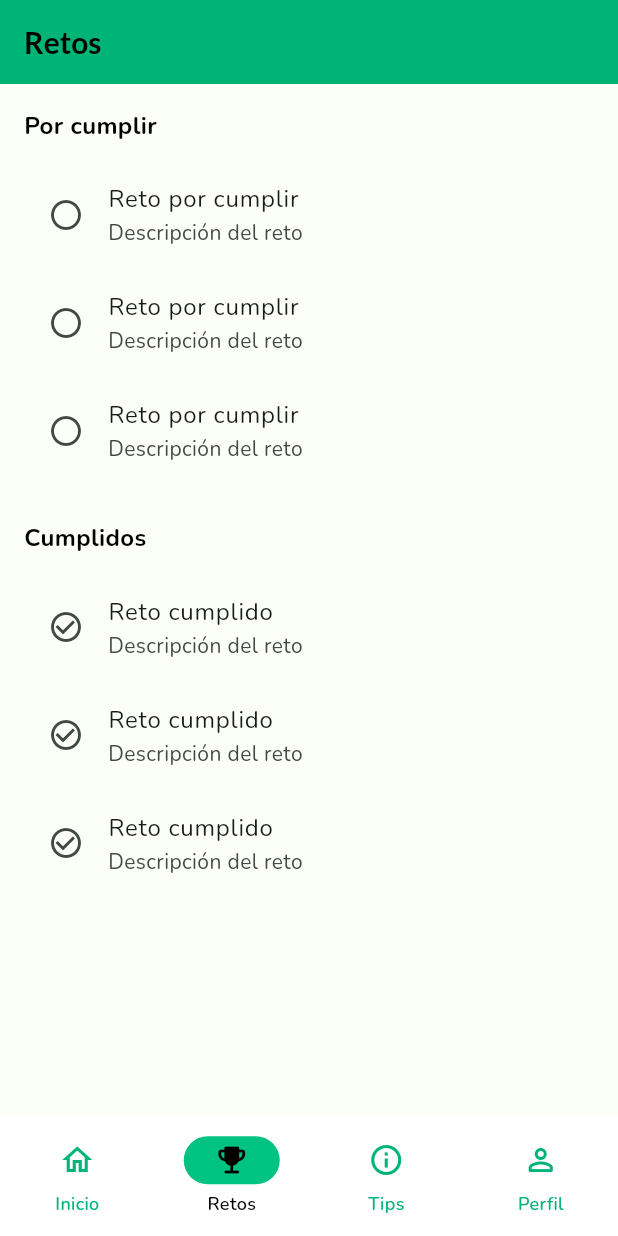
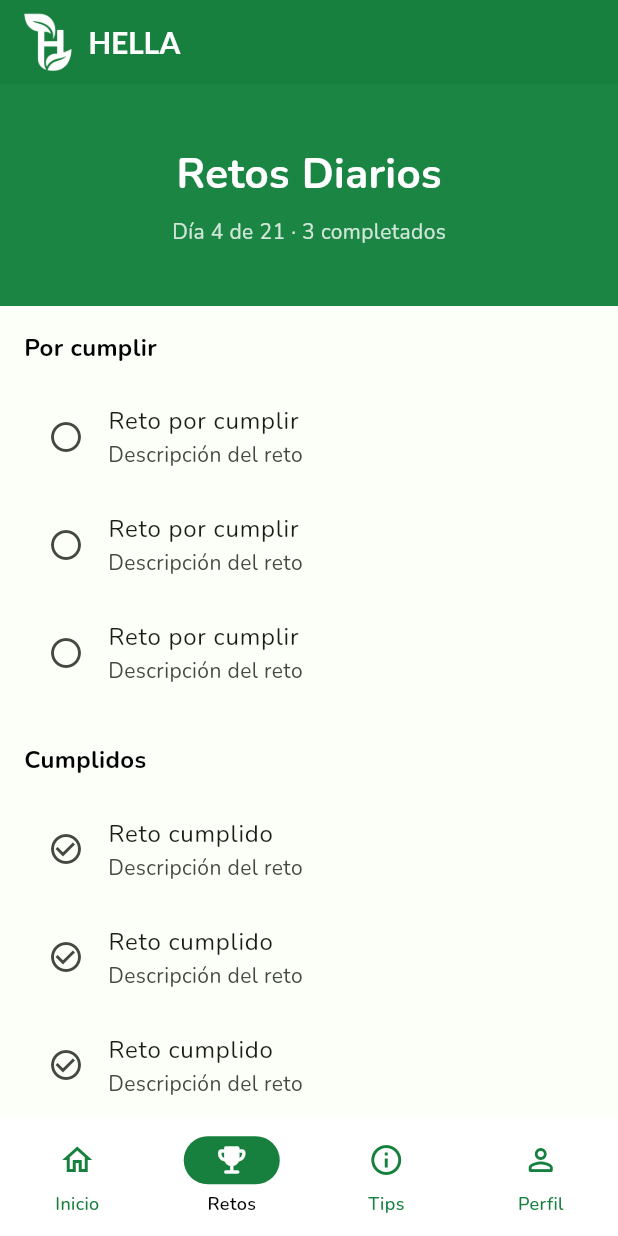
Before and after one commit to RoverwuWa1/hella-prueba, a Flutter app: the screen it shows once a user with an empty profile is signed in, item 2 of the bottom bar chosen, on a phone screen of 412 x 824 dp. Run offline on Flutter 3.47's test engine with Material 3 defaults, Android fonts, the phone set to English and light mode, and no system bars; our stand-ins replace cloud_firestore, firebase_auth, firebase_core, google_fonts, google_sign_in; accounts and stored records are empty; network calls fail.

Commit message:
Arreglo colores y retos

```diff
--- a/lib/core/teams/app_themes.dart
+++ b/lib/core/teams/app_themes.dart
@@ -13,13 +13,31 @@ import 'package:google_fonts/google_fonts.dart';
 //  color: AppColors.background
 // =================================================================
 class AppColors {
-  static const Color primary        = Color(0xFF00B477); //  Color principal
-  static const Color primaryLight   = Color(0xFF00C381); //  Variante clara del principal
-  static const Color background     = Color.fromARGB(255, 252, 255, 248); //  Fondo de pantallas
-  static const Color surface        = Color(0xFFFFFFFF); //  Fondo de cards
-  static const Color textPrimary    = Color(0xFF000000); //  Texto principal
-  static const Color textSecondary  = Color(0xFF000000); //  Texto secundario
-  static const Color error          = Color(0xFFE53935); //  NO TOCAR — errores
+  static const Color primary = Color.fromARGB(
+    255,
+    34,
+    197,
+    93,
+  ); //  Color principal
+  static const Color primaryLight = Color.fromARGB(
+    255,
+    23,
+    128,
+    62,
+  ); //  Variante clara del principal
+  static const Color background = Color.fromARGB(
+    255,
+    252,
+    255,
+    248,
+  ); //  Fondo de pantallas
+  static const Color surface = Color(0xFFFFFFFF); //  Fondo de cards
+  static const Color textPrimary = Color(0xFF000000); //  Texto principal
+  static const Color textBar = Color(
+    0xFFFEFDFD,
+  ); //  Texto en la barra e iconos barra inferior
+  static const Color textSecondary = Color(0xFF000000); //  Texto secundario
+  static const Color error = Color(0xFFE53935); //  NO TOCAR — errores
 }
 
 // =================================================================
@@ -37,7 +55,12 @@ class AppTheme {
   static ThemeData get theme => ThemeData(
     useMaterial3: true,
     colorScheme: ColorScheme.fromSeed(
-      seedColor: AppColors.primary, //  NO TOCAR — solo cambien AppColors.primary
+      seedColor: const Color.from(
+        alpha: 1,
+        red: 0.133,
+        green: 0.773,
+        blue: 0.365,
+      ), //  NO TOCAR — solo cambien AppColors.primary
     ),
 
     scaffoldBackgroundColor: AppColors.background,
@@ -53,13 +76,35 @@ class AppTheme {
     //  style: Theme.of(context).textTheme.bodyMedium
     // =============================================================
     textTheme: TextTheme(
-      headlineLarge:  GoogleFonts.lato(fontSize: 22, fontWeight: FontWeight.bold,  color: AppColors.textPrimary),
-      headlineMedium: GoogleFonts.lato(fontSize: 20, fontWeight: FontWeight.bold,  color: AppColors.textPrimary),
-      headlineSmall:  GoogleFonts.lato(fontSize: 18, fontWeight: FontWeight.w600,  color: AppColors.textPrimary),
-      bodyLarge:      GoogleFonts.nunito(fontSize: 16, color: AppColors.textPrimary),
-      bodyMedium:     GoogleFonts.nunito(fontSize: 14, color: AppColors.textPrimary),
-      bodySmall:      GoogleFonts.nunito(fontSize: 12, color: AppColors.textSecondary),
-      labelLarge:     GoogleFonts.nunito(fontSize: 14, fontWeight: FontWeight.w600, color: AppColors.textPrimary),
+      headlineLarge: GoogleFonts.lato(
+        fontSize: 22,
+        fontWeight: FontWeight.bold,
+        color: AppColors.textPrimary,
+      ),
+      headlineMedium: GoogleFonts.lato(
+        fontSize: 20,
+        fontWeight: FontWeight.bold,
+        color: AppColors.textPrimary,
+      ),
+      headlineSmall: GoogleFonts.lato(
+        fontSize: 18,
+        fontWeight: FontWeight.w600,
+        color: AppColors.textPrimary,
+      ),
+      bodyLarge: GoogleFonts.nunito(fontSize: 16, color: AppColors.textPrimary),
+      bodyMedium: GoogleFonts.nunito(
+        fontSize: 14,
+        color: AppColors.textPrimary,
+      ),
+      bodySmall: GoogleFonts.nunito(
+        fontSize: 12,
+        color: AppColors.textSecondary,
+      ),
+      labelLarge: GoogleFonts.nunito(
+        fontSize: 14,
+        fontWeight: FontWeight.w600,
+        color: AppColors.textPrimary,
+      ),
     ),
 
     // =============================================================
@@ -69,13 +114,18 @@ class AppTheme {
     //  Solo definan el title: en cada pantalla.
     // =============================================================
     appBarTheme: AppBarTheme(
-      backgroundColor: AppColors.primary, //  Fondo del AppBar
+      backgroundColor: const Color.fromARGB(
+        255,
+        23,
+        128,
+        62,
+      ), //  Fondo del AppBar
       foregroundColor: AppColors.textPrimary, //  Color del texto e íconos
       elevation: 0,
       titleTextStyle: GoogleFonts.lato(
         fontSize: 20,
         fontWeight: FontWeight.bold,
-        color: AppColors.textPrimary,
+        color: AppColors.textBar,
       ),
     ),
 
@@ -83,16 +133,16 @@ class AppTheme {
     //  BARRA DE NAVEGACIÓN INFERIOR
     // =============================================================
     navigationBarTheme: NavigationBarThemeData(
-      backgroundColor: AppColors.surface,    //  Fondo de la barra
+      backgroundColor: AppColors.surface, //  Fondo de la barra
       indicatorColor: AppColors.primaryLight, //  Fondo del tab activo
       // Define el estilo de los íconos según su estado (seleccionado/no)
       iconTheme: WidgetStateProperty.resolveWith((states) {
         if (states.contains(WidgetState.selected)) {
           // Color del ícono CUANDO ESTÁ SELECCIONADO
-          return const IconThemeData(color: AppColors.textPrimary);
+          return const IconThemeData(color: AppColors.textBar);
         }
         // Color del ícono CUANDO NO ESTÁ SELECCIONADO
-        return const IconThemeData(color: AppColors.primary);
+        return const IconThemeData(color: AppColors.primaryLight);
       }),
 
       // Define el estilo del texto según su estado (seleccionado/no)
@@ -109,7 +159,7 @@ class AppTheme {
         return const TextStyle(
           fontSize: 12,
           fontWeight: FontWeight.w500,
-          color: AppColors.primary,
+          color: AppColors.primaryLight,
         );
       }),
     ),
@@ -122,14 +172,13 @@ class AppTheme {
     // =============================================================
     elevatedButtonTheme: ElevatedButtonThemeData(
       style: ElevatedButton.styleFrom(
-        backgroundColor: AppColors.primary,  //  Color de fondo
-        foregroundColor: Colors.white,        //  Color del texto
+        backgroundColor: AppColors.primary, //  Color de fondo
+        foregroundColor: Colors.white, //  Color del texto
         elevation: 0,
         shape: RoundedRectangleBorder(
           borderRadius: BorderRadius.circular(12), //  Esquinas
         ),
       ),
     ),
-
   );
 }
--- a/lib/features/auth/view/login_screen.dart
+++ b/lib/features/auth/view/login_screen.dart
@@ -50,24 +50,7 @@ class _LoginScreenState extends State<LoginScreen> {
             //  BLOQUE 1 — Ícono y nombre de la app
             // Cambien el ícono, color, tamaño y nombre de la app.
             // ============================================================
-            Container(
-              width: 90,
-              height: 90,
-              decoration: BoxDecoration(
-                color: const Color.fromARGB(
-                  255,
-                  89,
-                  171,
-                  107,
-                ), //  Color del contenedor
-                borderRadius: BorderRadius.circular(20), //  Esquinas
-              ),
-              child: const Icon(
-                Icons.eco, //  Cambien el ícono
-                size: 45,
-                color: Color.fromARGB(255, 245, 247, 248), //  Color del ícono
-              ),
-            ),
+            Image.asset('assets/images/logo22.png', width: 300),
 
             const SizedBox(height: 10),
 
@@ -85,7 +68,7 @@ class _LoginScreenState extends State<LoginScreen> {
               'Cuida el planeta, cambia tus hábitos', //  Subtítulo
               style: TextStyle(
                 fontSize: 18, //  Tamaño
-                color: Colors.green, //  Color
+                color: Color.fromRGBO(76, 175, 80, 1), //  Color
                 fontWeight: FontWeight.bold,
               ),
             ),
--- a/lib/features/challenges/view/challenges_screen.dart
+++ b/lib/features/challenges/view/challenges_screen.dart
@@ -6,83 +6,114 @@ class ChallengesScreen extends StatelessWidget {
   @override
   Widget build(BuildContext context) {
     return Scaffold(
-
       // ============================================================
       //  BLOQUE 1 — AppBar
       // Cambien el título, color, íconos, lo que necesiten.
       // ============================================================
       appBar: AppBar(
-        title: const Text('Retos'),    //  Cambien el título
+        //Forzamos a que el contenido NO se centre automáticamente
+        centerTitle: false,
+        title: Row(
+          //Alinea verticalmente el texto y la imagen al centro
+          crossAxisAlignment: CrossAxisAlignment.center,
+          children: [
+            Image.asset('assets/images/logo2.png', width: 33),
+            //El SizedBox va en medio de los dos para separarlos un poco
+            const SizedBox(width: 10),
+            const Text('HELLA'), //  Cambien el título
+          ],
+        ),
       ),
 
-      body: SingleChildScrollView(  //  NO TOCAR — evita el overflow
-
-        //  DISEÑO: Espaciado general
-        padding: const EdgeInsets.all(16),
-
+      body: SingleChildScrollView(
+        // NO TOCAR – evita el overflow
         child: Column(
           crossAxisAlignment: CrossAxisAlignment.start,
           children: [
-
-            // ============================================================
-            //  BLOQUE 2 — Retos por cumplir
-            // Lista de retos que el usuario aún no ha completado.
-            // Cambien el ícono, textos, colores y forma de cada item.
-            // Los datos reales vendrán de Firestore — por ahora son placeholders.
-            // ============================================================
+            // ========================================================
+            // BLOQUE 1 - CONTENEDOR VERDE (Sin márgenes, toca los bordes)
+            // ========================================================
+            Container(
+              width: double.infinity,
+              color: const Color(
+                0xFF1B8544,
+              ), // Corregido el tono verde del diseño
+              padding: const EdgeInsets.symmetric(vertical: 40.0),
+              child: Column(
+                mainAxisAlignment: MainAxisAlignment.center,
+                children: [
                   const Text(
-              'Por cumplir',          //  Cambien el título
+                    'Retos Diarios',
                     style: TextStyle(
-                fontSize: 16,
+                      color: Colors.white,
+                      fontSize: 28,
                       fontWeight: FontWeight.bold,
                     ),
                   ),
+                  const SizedBox(height: 8),
+                  Text(
+                    'Día 4 de 21 · 3 completados',
+                    style: TextStyle(
+                      color: Colors.white.withOpacity(0.8),
+                      fontSize: 14,
+                    ),
+                  ),
+                ],
+              ),
+            ),
 
+            // ========================================================
+            // BLOQUE 2 - CONTENIDO CON MARGEN (Todo lo demás va aquí dentro)
+            // ========================================================
+            Padding(
+              padding: const EdgeInsets.all(
+                16.0,
+              ), // El diseño "Espaciado general" ahora solo afecta a esto
+              child: Column(
+                crossAxisAlignment: CrossAxisAlignment.start,
+                children: [
+                  // --- SECCIÓN: POR CUMPLIR ---
+                  const Text(
+                    'Por cumplir',
+                    style: TextStyle(fontSize: 16, fontWeight: FontWeight.bold),
+                  ),
                   const SizedBox(height: 12),
-
                   ListView.builder(
                     shrinkWrap: true,
-              physics: const NeverScrollableScrollPhysics(), //  NO TOCAR
-              itemCount: 3,           //  Cambien la cantidad de placeholders
+                    physics: const NeverScrollableScrollPhysics(),
+                    itemCount: 3,
                     itemBuilder: (context, index) {
                       return const ListTile(
-                  leading: Icon(Icons.radio_button_unchecked), //  Ícono de pendiente
-                  title: Text('Reto por cumplir'),             //  Nombre del reto
-                  subtitle: Text('Descripción del reto'),      //  Descripción
+                        leading: Icon(Icons.radio_button_unchecked),
+                        title: Text('Reto por cumplir'),
+                        subtitle: Text('Descripción del reto'),
                       );
                     },
                   ),
 
                   const SizedBox(height: 24),
 
-            // ============================================================
-            //  BLOQUE 3 — Retos cumplidos
-            // Lista de retos que el usuario ya completó.
-            // Cambien el ícono, textos, colores y forma de cada item.
-            // ============================================================
+                  // --- SECCIÓN: CUMPLIDOS ---
                   const Text(
-              'Cumplidos',            //  Cambien el título
-              style: TextStyle(
-                fontSize: 16,
-                fontWeight: FontWeight.bold,
+                    'Cumplidos',
+                    style: TextStyle(fontSize: 16, fontWeight: FontWeight.bold),
                   ),
-            ),
-
                   const SizedBox(height: 12),
-
                   ListView.builder(
                     shrinkWrap: true,
-              physics: const NeverScrollableScrollPhysics(), //  NO TOCAR
-              itemCount: 3,           //  Cambien la cantidad de placeholders
+                    physics: const NeverScrollableScrollPhysics(),
+                    itemCount: 3,
                     itemBuilder: (context, index) {
                       return const ListTile(
-                  leading: Icon(Icons.check_circle_outline), //  Ícono de cumplido
-                  title: Text('Reto cumplido'),              //  Nombre del reto
-                  subtitle: Text('Descripción del reto'),    //  Descripción
+                        leading: Icon(Icons.check_circle_outline),
+                        title: Text('Reto cumplido'),
+                        subtitle: Text('Descripción del reto'),
                       );
                     },
                   ),
-
+                ],
+              ),
+            ),
           ],
         ),
       ),
--- a/lib/features/challenges/view/home_screen.dart
+++ b/lib/features/challenges/view/home_screen.dart
@@ -7,7 +7,6 @@ class HomeScreen extends StatelessWidget {
 
   @override
   Widget build(BuildContext context) {
-
     // ============================================================
     //  NO TOCAR — Datos del usuario desde Firebase
     // ============================================================
@@ -16,36 +15,45 @@ class HomeScreen extends StatelessWidget {
     // ============================================================
 
     return Scaffold(
-
       // ============================================================
       //  BLOQUE 1 — AppBar
       // Pueden cambiar el título, color, agregar íconos, etc.
       // ============================================================
       appBar: AppBar(
-        title: Text(_getGreeting()),  //  NO TOCAR — saludo dinámico
+        //Forzamos a que el contenido NO se centre automáticamente
+        centerTitle: false,
+        title: Row(
+          //Alinea verticalmente el texto y la imagen al centro
+          crossAxisAlignment: CrossAxisAlignment.center,
+          children: [
+            Image.asset('assets/images/logo2.png', width: 33),
+            //El SizedBox va en medio de los dos para separarlos un poco
+            const SizedBox(width: 10),
+            Text(
+              _getGreeting(), //saludo dinámico (NO TOCAR)
+            ),
+          ],
+        ),
       ),
 
       body: Padding(
-
         //  DISEÑO: Espaciado de la pantalla
         padding: const EdgeInsets.all(16),
 
         child: Column(
           crossAxisAlignment: CrossAxisAlignment.start,
           children: [
-
             // ============================================================
             //  BLOQUE 2 — Saludo con nombre del usuario
             // Solo cambien los estilos. El texto firstName viene
             // de Firebase — no lo modifiquen.
             // ============================================================
-
             Text(
-              'Hola, $firstName',   //  NO TOCAR — nombre de Firebase
+              'Hola, $firstName', //  NO TOCAR — nombre de Firebase
               style: const TextStyle(
-                fontSize: 22,       //  Tamaño
+                fontSize: 22, //  Tamaño
                 fontWeight: FontWeight.bold, //  Peso
-                color: Colors.black,         //  Color
+                color: Colors.black, //  Color
               ),
             ),
 
@@ -56,40 +64,29 @@ class HomeScreen extends StatelessWidget {
             // Aquí va el contenido más importante de la app.
             // Pueden poner cards, imágenes, banners, lo que necesiten.
             // ============================================================
-
             const Text(
-              'Sección principal',    //  Cambien este título
-              style: TextStyle(
-                fontSize: 16,
-                fontWeight: FontWeight.bold,
-              ),
+              'Sección principal', //  Cambien este título
+              style: TextStyle(fontSize: 16, fontWeight: FontWeight.bold),
             ),
 
             const SizedBox(height: 12),
 
             //  Aquí va el contenido principal — reemplacen este Placeholder
-            const Placeholder(
-              fallbackHeight: 160,
-              color: Colors.black12,
-            ),
+            const Placeholder(fallbackHeight: 160, color: Colors.black12),
 
             const SizedBox(height: 24),
 
             //Barra de seguimiento
             const ProgressTracker(),
             const SizedBox(height: 24), // Un espacio después de la barra
-
             // ============================================================
             //  BLOQUE 4 — Lista de contenido
             // Aquí va una lista, grid o lo que sea el core de la app.
             // Cambien el ícono, textos y colores de cada item.
             // ============================================================
             const Text(
-              'Reto de hoy',   //  Cambien este título
-              style: TextStyle(
-                fontSize: 16,
-                fontWeight: FontWeight.bold,
-              ),
+              'Reto de hoy', //  Cambien este título
+              style: TextStyle(fontSize: 16, fontWeight: FontWeight.bold),
             ),
 
             const SizedBox(height: 12),
@@ -100,13 +97,12 @@ class HomeScreen extends StatelessWidget {
                 itemBuilder: (context, index) {
                   return const ListTile(
                     leading: Icon(Icons.circle_outlined), //  Cambien el ícono
-                    title: Text('Item'),                  //  Cambien el texto
-                    subtitle: Text('Descripción'),        //  Cambien la descripción
+                    title: Text('Item'), //  Cambien el texto
+                    subtitle: Text('Descripción'), //  Cambien la descripción
                   );
                 },
               ),
             ),
-
           ],
         ),
       ),
@@ -122,5 +118,6 @@ class HomeScreen extends StatelessWidget {
     if (hour < 18) return 'Buenas tardes';
     return 'Buenas noches';
   }
+
   // ============================================================
 }
```
Also changed, not shown: lib/features/challenges/widgets/progres_tracker_widget.dart (+5 -2 lines), assets/images/logo2.png (added), pubspec.lock. Lines whose indentation alone changed are shown as unchanged.
